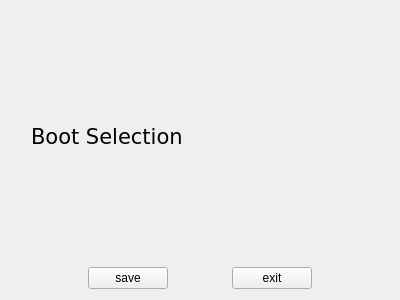
i2som/i2bootchoose_gui, file mainwindow.ui: the form before one commit.
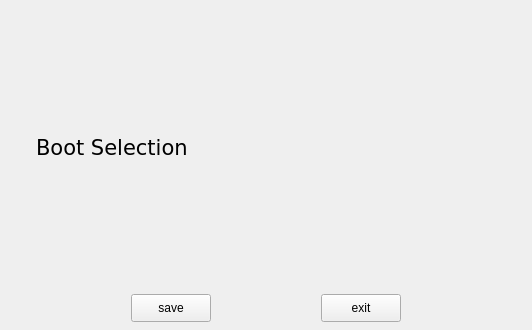
The form after the commit.

What changed in the file:
```diff
--- a/mainwindow.ui
+++ b/mainwindow.ui
@@ -6,45 +6,34 @@
    <rect>
     <x>0</x>
     <y>0</y>
-    <width>400</width>
-    <height>300</height>
+    <width>532</width>
+    <height>330</height>
    </rect>
   </property>
   <property name="windowTitle">
    <string>启动选项选择</string>
   </property>
   <widget class="QWidget" name="centralWidget">
-   <layout class="QGridLayout" name="gridLayout">
-    <item row="0" column="0">
-     <spacer name="verticalSpacer">
-      <property name="orientation">
-       <enum>Qt::Vertical</enum>
-      </property>
-      <property name="sizeHint" stdset="0">
-       <size>
-        <width>20</width>
-        <height>40</height>
-       </size>
-      </property>
-     </spacer>
-    </item>
-    <item row="2" column="4">
-     <widget class="QPushButton" name="pushButton_2">
-      <property name="sizePolicy">
-       <sizepolicy hsizetype="Minimum" vsizetype="Fixed">
-        <horstretch>0</horstretch>
-        <verstretch>0</verstretch>
-       </sizepolicy>
-      </property>
-      <property name="text">
-       <string>exit</string>
-      </property>
-     </widget>
-    </item>
-    <item row="2" column="2">
+   <layout class="QGridLayout" name="gridLayout" rowstretch="10,1">
+    <property name="leftMargin">
+     <number>8</number>
+    </property>
+    <property name="topMargin">
+     <number>8</number>
+    </property>
+    <property name="rightMargin">
+     <number>8</number>
+    </property>
+    <property name="bottomMargin">
+     <number>8</number>
+    </property>
+    <property name="spacing">
+     <number>8</number>
+    </property>
+    <item row="1" column="2">
      <widget class="QPushButton" name="pushButton">
       <property name="sizePolicy">
-       <sizepolicy hsizetype="Minimum" vsizetype="Fixed">
+       <sizepolicy hsizetype="Preferred" vsizetype="Preferred">
         <horstretch>0</horstretch>
         <verstretch>0</verstretch>
        </sizepolicy>
@@ -54,7 +43,33 @@
       </property>
      </widget>
     </item>
-    <item row="2" column="3">
+    <item row="1" column="5">
+     <spacer name="horizontalSpacer_3">
+      <property name="orientation">
+       <enum>Qt::Horizontal</enum>
+      </property>
+      <property name="sizeHint" stdset="0">
+       <size>
+        <width>40</width>
+        <height>20</height>
+       </size>
+      </property>
+     </spacer>
+    </item>
+    <item row="0" column="6">
+     <spacer name="verticalSpacer_2">
+      <property name="orientation">
+       <enum>Qt::Vertical</enum>
+      </property>
+      <property name="sizeHint" stdset="0">
+       <size>
+        <width>20</width>
+        <height>40</height>
+       </size>
+      </property>
+     </spacer>
+    </item>
+    <item row="1" column="3">
      <spacer name="horizontalSpacer">
       <property name="orientation">
        <enum>Qt::Horizontal</enum>
@@ -67,7 +82,7 @@
       </property>
      </spacer>
     </item>
-    <item row="2" column="1">
+    <item row="1" column="1">
      <spacer name="horizontalSpacer_2">
       <property name="orientation">
        <enum>Qt::Horizontal</enum>
@@ -80,21 +95,49 @@
       </property>
      </spacer>
     </item>
-    <item row="2" column="5">
-     <spacer name="horizontalSpacer_3">
+    <item row="1" column="4">
+     <widget class="QPushButton" name="pushButton_2">
+      <property name="sizePolicy">
+       <sizepolicy hsizetype="Preferred" vsizetype="Preferred">
+        <horstretch>0</horstretch>
+        <verstretch>0</verstretch>
+       </sizepolicy>
+      </property>
+      <property name="text">
+       <string>exit</string>
+      </property>
+     </widget>
+    </item>
+    <item row="0" column="0">
+     <spacer name="verticalSpacer">
       <property name="orientation">
-       <enum>Qt::Horizontal</enum>
+       <enum>Qt::Vertical</enum>
       </property>
       <property name="sizeHint" stdset="0">
        <size>
-        <width>40</width>
-        <height>20</height>
+        <width>20</width>
+        <height>40</height>
        </size>
       </property>
      </spacer>
     </item>
     <item row="0" column="1" colspan="5">
      <layout class="QVBoxLayout" name="verticalLayout">
+      <property name="spacing">
+       <number>8</number>
+      </property>
+      <property name="leftMargin">
+       <number>8</number>
+      </property>
+      <property name="topMargin">
+       <number>8</number>
+      </property>
+      <property name="rightMargin">
+       <number>8</number>
+      </property>
+      <property name="bottomMargin">
+       <number>8</number>
+      </property>
       <item>
        <widget class="QLabel" name="label">
         <property name="font">
@@ -106,23 +149,13 @@
         <property name="text">
          <string>Boot Selection</string>
         </property>
+        <property name="alignment">
+         <set>Qt::AlignLeading|Qt::AlignLeft|Qt::AlignVCenter</set>
+        </property>
        </widget>
       </item>
      </layout>
     </item>
-    <item row="0" column="6">
-     <spacer name="verticalSpacer_2">
-      <property name="orientation">
-       <enum>Qt::Vertical</enum>
-      </property>
-      <property name="sizeHint" stdset="0">
-       <size>
-        <width>20</width>
-        <height>40</height>
-       </size>
-      </property>
-     </spacer>
-    </item>
    </layout>
   </widget>
  </widget>
```
